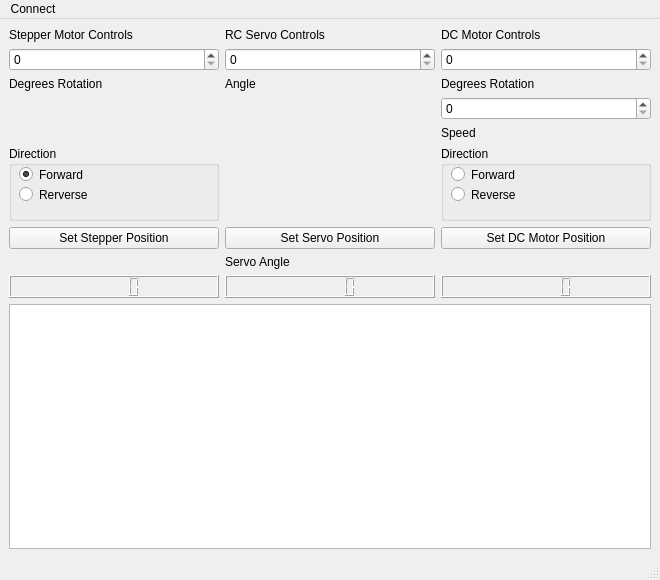
trentn/SPARO, file motors_lab/GUI.ui: the form before one commit.
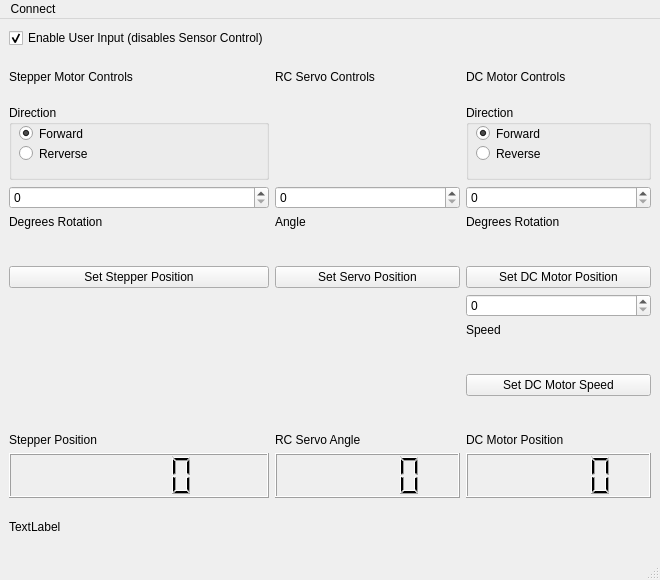
The form after the commit.

Commit message: update GUI, add arduino code, barebones motor interfaces

```diff
--- a/motors_lab/GUI.ui
+++ b/motors_lab/GUI.ui
@@ -15,40 +15,135 @@
   </property>
   <widget class="QWidget" name="centralwidget">
    <layout class="QGridLayout" name="gridLayout">
+    <item row="12" column="2">
+     <widget class="QPushButton" name="dcmotor_speed_button">
+      <property name="text">
+       <string>Set DC Motor Speed</string>
+      </property>
+     </widget>
+    </item>
     <item row="7" column="2">
-     <widget class="QGroupBox" name="dcmotor_directions">
-      <property name="title">
-       <string>Direction</string>
+     <widget class="QPushButton" name="dcmotor_position_button">
+      <property name="text">
+       <string>Set DC Motor Position</string>
       </property>
-      <widget class="QRadioButton" name="dcmotor_forward">
-       <property name="geometry">
-        <rect>
-         <x>10</x>
-         <y>20</y>
-         <width>82</width>
-         <height>17</height>
-        </rect>
-       </property>
-       <property name="text">
-        <string>Forward</string>
-       </property>
-      </widget>
-      <widget class="QRadioButton" name="dcmotor_reverse">
-       <property name="geometry">
-        <rect>
-         <x>10</x>
-         <y>40</y>
-         <width>82</width>
-         <height>17</height>
-        </rect>
-       </property>
-       <property name="text">
-        <string>Reverse</string>
-       </property>
-      </widget>
      </widget>
     </item>
     <item row="7" column="0">
+     <widget class="QPushButton" name="stepper_position_button">
+      <property name="text">
+       <string>Set Stepper Position</string>
+      </property>
+     </widget>
+    </item>
+    <item row="7" column="1">
+     <widget class="QPushButton" name="rcservo_position_button">
+      <property name="text">
+       <string>Set Servo Position</string>
+      </property>
+     </widget>
+    </item>
+    <item row="15" column="0">
+     <widget class="QLabel" name="debug_output">
+      <property name="text">
+       <string>TextLabel</string>
+      </property>
+     </widget>
+    </item>
+    <item row="1" column="1">
+     <widget class="QLabel" name="rcservo_controls_label">
+      <property name="text">
+       <string>RC Servo Controls</string>
+      </property>
+     </widget>
+    </item>
+    <item row="1" column="0">
+     <widget class="QLabel" name="stepper_controls_label">
+      <property name="text">
+       <string>Stepper Motor Controls</string>
+      </property>
+     </widget>
+    </item>
+    <item row="5" column="1">
+     <widget class="QSpinBox" name="rcservo_degrees_spin">
+      <property name="maximum">
+       <number>180</number>
+      </property>
+     </widget>
+    </item>
+    <item row="14" column="1">
+     <widget class="QLCDNumber" name="rcservo_lcd"/>
+    </item>
+    <item row="14" column="2">
+     <widget class="QLCDNumber" name="dcmotor_lcd"/>
+    </item>
+    <item row="13" column="1" alignment="Qt::AlignBottom">
+     <widget class="QLabel" name="rcservo_lcd_label">
+      <property name="text">
+       <string>RC Servo Angle</string>
+      </property>
+     </widget>
+    </item>
+    <item row="6" column="0" alignment="Qt::AlignTop">
+     <widget class="QLabel" name="stepper_degrees_label">
+      <property name="text">
+       <string>Degrees Rotation</string>
+      </property>
+     </widget>
+    </item>
+    <item row="5" column="2">
+     <widget class="QSpinBox" name="dcmotor_degrees_spin">
+      <property name="maximum">
+       <number>9999</number>
+      </property>
+     </widget>
+    </item>
+    <item row="1" column="2">
+     <widget class="QLabel" name="dcmotor_controls_label">
+      <property name="text">
+       <string>DC Motor Controls</string>
+      </property>
+     </widget>
+    </item>
+    <item row="8" column="2">
+     <widget class="QSpinBox" name="spinBox">
+      <property name="maximum">
+       <number>100</number>
+      </property>
+     </widget>
+    </item>
+    <item row="9" column="2" alignment="Qt::AlignTop">
+     <widget class="QLabel" name="dcmotor_speed_label">
+      <property name="text">
+       <string>Speed</string>
+      </property>
+     </widget>
+    </item>
+    <item row="6" column="2" alignment="Qt::AlignTop">
+     <widget class="QLabel" name="dcmotor_degrees_label">
+      <property name="text">
+       <string>Degrees Rotation</string>
+      </property>
+     </widget>
+    </item>
+    <item row="14" column="0">
+     <widget class="QLCDNumber" name="stepper_lcd"/>
+    </item>
+    <item row="6" column="1" alignment="Qt::AlignTop">
+     <widget class="QLabel" name="rcservo_angle_label">
+      <property name="text">
+       <string>Angle</string>
+      </property>
+     </widget>
+    </item>
+    <item row="5" column="0">
+     <widget class="QSpinBox" name="stepper_degrees_spin">
+      <property name="maximum">
+       <number>9999</number>
+      </property>
+     </widget>
+    </item>
+    <item row="2" column="0">
      <widget class="QGroupBox" name="stepper_directions">
       <property name="minimumSize">
        <size>
@@ -90,111 +185,66 @@
       </widget>
      </widget>
     </item>
-    <item row="4" column="1" alignment="Qt::AlignTop">
-     <widget class="QLabel" name="rcservo_angle_label">
-      <property name="text">
-       <string>Angle</string>
+    <item row="2" column="2">
+     <widget class="QGroupBox" name="dcmotor_directions">
+      <property name="title">
+       <string>Direction</string>
       </property>
-     </widget>
-    </item>
-    <item row="8" column="1">
-     <widget class="QPushButton" name="rcservo_position_button">
-      <property name="text">
-       <string>Set Servo Position</string>
-      </property>
-     </widget>
-    </item>
-    <item row="10" column="2">
-     <widget class="QLCDNumber" name="lcdNumber_3"/>
-    </item>
-    <item row="0" column="1">
-     <widget class="QLabel" name="rcservo_controls_label">
-      <property name="text">
-       <string>RC Servo Controls</string>
-      </property>
-     </widget>
-    </item>
-    <item row="0" column="2">
-     <widget class="QLabel" name="dcmotor_controls_label">
-      <property name="text">
-       <string>DC Motor Controls</string>
-      </property>
-     </widget>
-    </item>
-    <item row="3" column="1">
-     <widget class="QSpinBox" name="rcservo_degrees_spin"/>
-    </item>
-    <item row="3" column="2">
-     <widget class="QSpinBox" name="dcmotor_degrees_spin"/>
-    </item>
-    <item row="5" column="2">
-     <widget class="QSpinBox" name="spinBox"/>
-    </item>
-    <item row="9" column="1" alignment="Qt::AlignBottom">
-     <widget class="QLabel" name="label_2">
-      <property name="text">
-       <string>Servo Angle</string>
-      </property>
-     </widget>
-    </item>
-    <item row="4" column="2" alignment="Qt::AlignTop">
-     <widget class="QLabel" name="dcmotor_degrees_label">
-      <property name="text">
-       <string>Degrees Rotation</string>
-      </property>
-     </widget>
-    </item>
-    <item row="10" column="0">
-     <widget class="QLCDNumber" name="lcdNumber"/>
-    </item>
-    <item row="10" column="1">
-     <widget class="QLCDNumber" name="lcdNumber_2"/>
-    </item>
-    <item row="8" column="0">
-     <widget class="QPushButton" name="stepper_position_button">
-      <property name="text">
-       <string>Set Stepper Position</string>
-      </property>
-     </widget>
-    </item>
-    <item row="4" column="0" alignment="Qt::AlignTop">
-     <widget class="QLabel" name="stepper_degrees_label">
-      <property name="text">
-       <string>Degrees Rotation</string>
-      </property>
+      <widget class="QRadioButton" name="dcmotor_forward">
+       <property name="geometry">
+        <rect>
+         <x>10</x>
+         <y>20</y>
+         <width>82</width>
+         <height>17</height>
+        </rect>
+       </property>
+       <property name="text">
+        <string>Forward</string>
+       </property>
+       <property name="checked">
+        <bool>true</bool>
+       </property>
+      </widget>
+      <widget class="QRadioButton" name="dcmotor_reverse">
+       <property name="geometry">
+        <rect>
+         <x>10</x>
+         <y>40</y>
+         <width>82</width>
+         <height>17</height>
+        </rect>
+       </property>
+       <property name="text">
+        <string>Reverse</string>
+       </property>
+      </widget>
      </widget>
     </item>
     <item row="0" column="0">
-     <widget class="QLabel" name="stepper_controls_label">
+     <widget class="QCheckBox" name="user_control_enable">
       <property name="text">
-       <string>Stepper Motor Controls</string>
+       <string>Enable User Input (disables Sensor Control)</string>
       </property>
-     </widget>
-    </item>
-    <item row="3" column="0">
-     <widget class="QSpinBox" name="stepper_degrees_spin">
-      <property name="maximum">
-       <number>9999</number>
+      <property name="checked">
+       <bool>true</bool>
       </property>
      </widget>
     </item>
-    <item row="8" column="2">
-     <widget class="QPushButton" name="dcmotor_position_button">
+    <item row="13" column="0" alignment="Qt::AlignBottom">
+     <widget class="QLabel" name="stepper_lcd_label">
       <property name="text">
-       <string>Set DC Motor Position</string>
+       <string>Stepper Position</string>
       </property>
      </widget>
     </item>
-    <item row="6" column="2" alignment="Qt::AlignTop">
-     <widget class="QLabel" name="label_3">
+    <item row="13" column="2" alignment="Qt::AlignBottom">
+     <widget class="QLabel" name="dcmotor_lcd_label">
       <property name="text">
-       <string>Speed</string>
+       <string>DC Motor Position</string>
       </property>
      </widget>
     </item>
-    <item row="11" column="0" colspan="3">
-     <widget class="QPlainTextEdit" name="plainTextEdit"/>
-    </item>
    </layout>
   </widget>
   <widget class="QMenuBar" name="menubar">
```
The commit also changes 7 other files.
